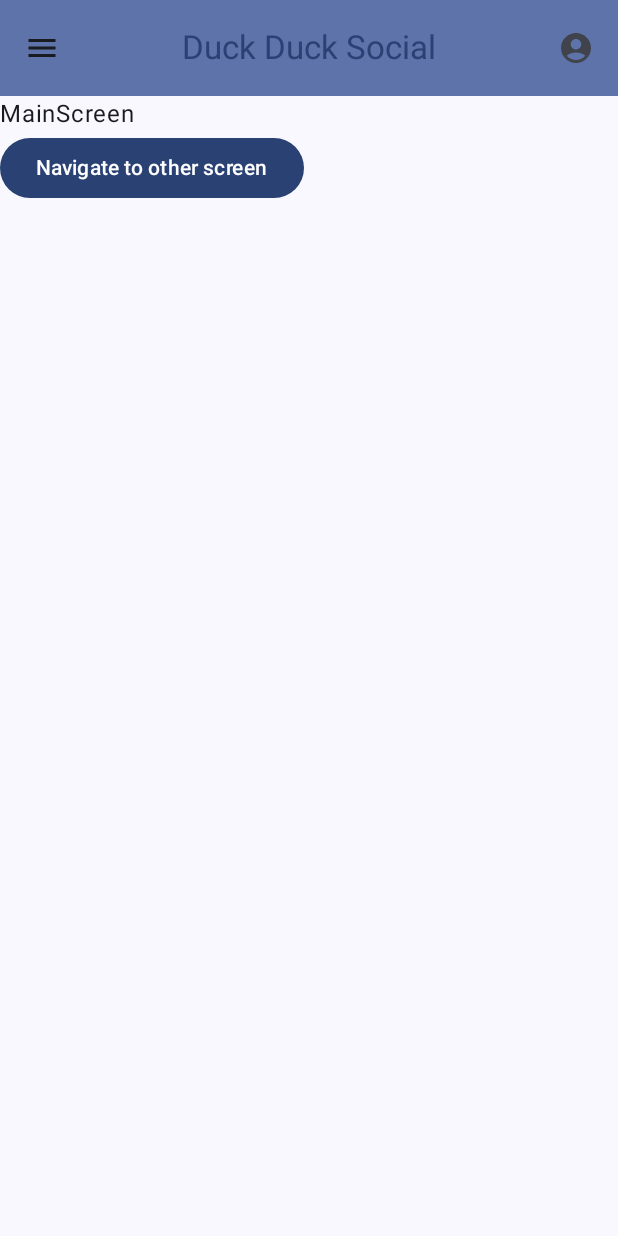
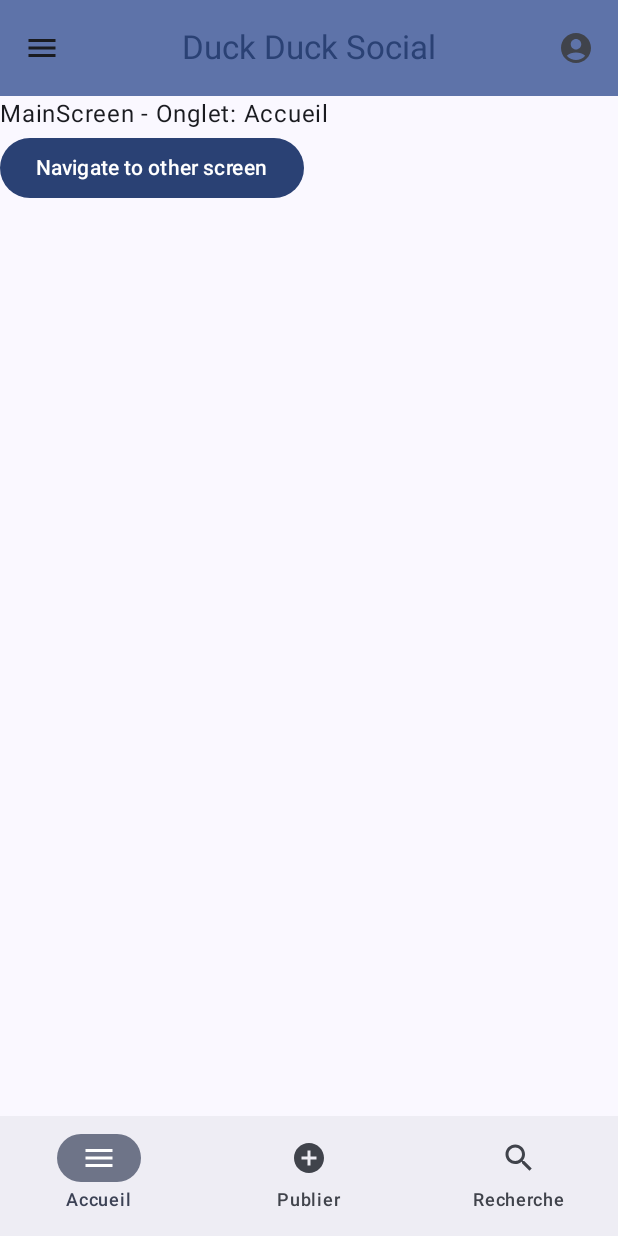
Before and after one commit to CPNV-ES/GUI2-TAB, an Android app built with Jetpack Compose: the screen it shows after launch (MainActivity), on a phone screen of 412 x 824 dp. Run offline under Robolectric (Android 15) with nearby library versions, the phone set to English and light mode, and no system bars.

Commit message:
Feat: Add bottom navigation bar to MainScreen

```diff
--- a/app/src/main/java/ch/cnpv/gui2/ui/screen/MainScreen.kt
+++ b/app/src/main/java/ch/cnpv/gui2/ui/screen/MainScreen.kt
@@ -5,17 +5,29 @@ import androidx.compose.foundation.layout.fillMaxSize
 import androidx.compose.foundation.layout.padding
 import androidx.compose.material.icons.Icons
 import androidx.compose.material.icons.filled.AccountCircle
+import androidx.compose.material.icons.filled.AddCircle
+import androidx.compose.material.icons.filled.Favorite
+import androidx.compose.material.icons.filled.Home
 import androidx.compose.material.icons.filled.Menu
+import androidx.compose.material.icons.filled.Search
+import androidx.compose.material.icons.outlined.AddCircle
+import androidx.compose.material.icons.sharp.AddCircle
 import androidx.compose.material3.Button
 import androidx.compose.material3.CenterAlignedTopAppBar
 import androidx.compose.material3.ExperimentalMaterial3Api
 import androidx.compose.material3.Icon
 import androidx.compose.material3.IconButton
 import androidx.compose.material3.MaterialTheme
+import androidx.compose.material3.NavigationBar
+import androidx.compose.material3.NavigationBarItem
 import androidx.compose.material3.Scaffold
 import androidx.compose.material3.Text
 import androidx.compose.material3.TopAppBarDefaults
 import androidx.compose.runtime.Composable
+import androidx.compose.runtime.getValue
+import androidx.compose.runtime.mutableIntStateOf
+import androidx.compose.runtime.remember
+import androidx.compose.runtime.setValue
 import androidx.compose.ui.Modifier
 import androidx.compose.ui.text.style.TextOverflow
 import androidx.compose.ui.tooling.preview.Preview
@@ -24,6 +36,10 @@ import ch.cnpv.gui2.ui.theme.AppTheme
 @OptIn(ExperimentalMaterial3Api::class)
 @Composable
 fun MainScreen(onNavigateOtherClick: () -> Unit) {
+    var selectedItem by remember { mutableIntStateOf(0) }
+    val items = listOf("Accueil", "Publier", "Recherche")
+    val icons = listOf(Icons.Filled.Menu, Icons.Outlined.AddCircle, Icons.Filled.Search)
+
     Scaffold(
         modifier = Modifier.fillMaxSize(),
         topBar = {
@@ -43,7 +59,7 @@ fun MainScreen(onNavigateOtherClick: () -> Unit) {
                     IconButton(onClick = { /* do something */ }) {
                         Icon(
                             imageVector = Icons.Default.AccountCircle,
-                            contentDescription = "Localized description"
+                            contentDescription = "Profil"
                         )
                     }
                 },
@@ -51,15 +67,27 @@ fun MainScreen(onNavigateOtherClick: () -> Unit) {
                     IconButton(onClick = { /* do something */ }) {
                         Icon(
                             imageVector = Icons.Filled.Menu,
-                            contentDescription = "Localized description"
+                            contentDescription = "Menu"
                         )
                     }
                 },
             )
+        },
+        bottomBar = {
+            NavigationBar {
+                items.forEachIndexed { index, item ->
+                    NavigationBarItem(
+                        icon = { Icon(icons[index], contentDescription = item) },
+                        label = { Text(item) },
+                        selected = selectedItem == index,
+                        onClick = { selectedItem = index }
+                    )
+                }
+            }
         }
     ) { innerPadding ->
         Column(modifier = Modifier.padding(innerPadding)) {
-            Text("MainScreen")
+            Text("MainScreen - Onglet: ${items[selectedItem]}")
             Button(
                 onClick = { onNavigateOtherClick() },
             ) {
```
